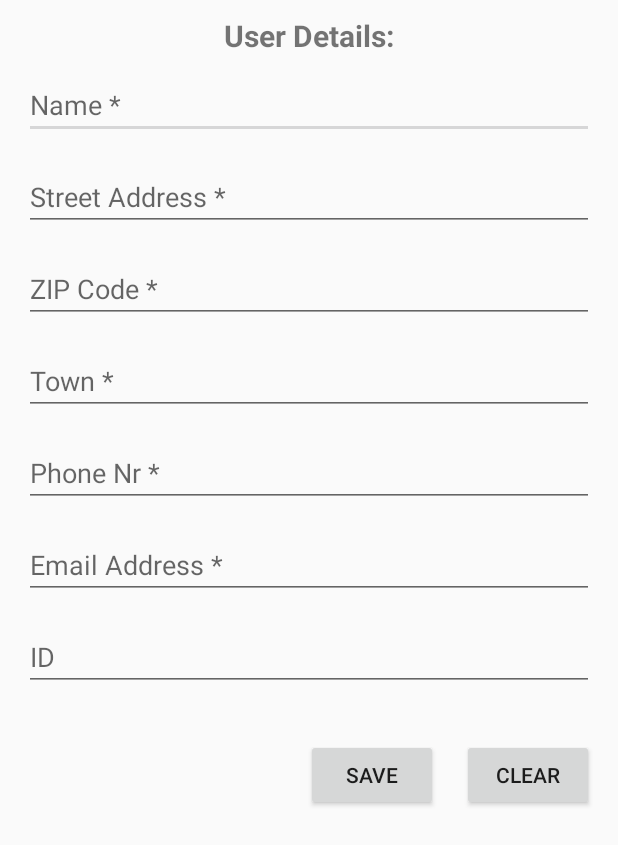
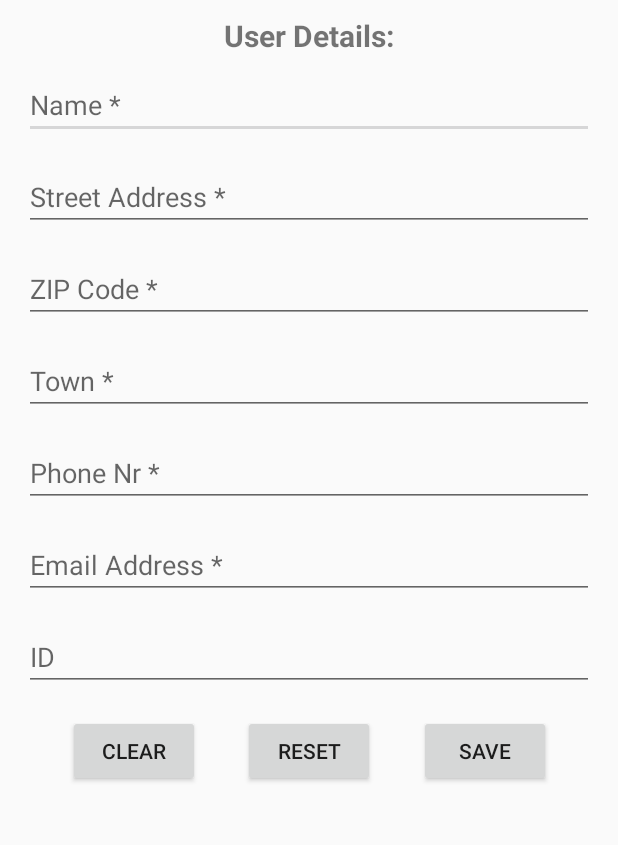
Before and after one commit to BradleyWeibel-DCU/SDAA42024, an Android app: the fragment Settings shown on its own in the app's theme, after a tap on "CLEAR", on a phone screen of 412 x 824 dp. Shown: the top 845 px of the screen. Run offline under Robolectric (Android 15) with nearby library versions, the phone set to English and light mode, and no system bars.

Commit message:
3rd Commit. Progress on Task 1. TODO: deeper validation of text inserted into fields. 'Reset' button finished. Field text length limited for validation. Reorganisation of code in Settings.java.

```diff
--- a/app/src/main/java/com/example/sdaassign4_2022/Settings.java
+++ b/app/src/main/java/com/example/sdaassign4_2022/Settings.java
@@ -17,10 +17,11 @@ import android.widget.Toast;
 public class Settings extends Fragment {
 
     // Create variables for UI elements
-    Button saveBtn, clearBtn;
+    Button clearBtn, resetBtn, saveBtn;
     EditText userNameField, userAddressField, userZIPField, userTownField, userPhoneNumberField, userEmailAddressField, userIdField;
+    // Other variables
+    SharedPreferences userDetails;
 
-    SharedPreferences userDetails;
     public Settings() {} // Required empty public constructor
 
     @Override
@@ -39,18 +40,52 @@ public class Settings extends Fragment {
         userEmailAddressField = root.findViewById(R.id.userEmailAddressField);
         userIdField = root.findViewById(R.id.userIdField);
         // Buttons
+        clearBtn = root.findViewById(R.id.clearDetailsBtn);
+        resetBtn = root.findViewById(R.id.resetDetailsBtn);
         saveBtn = root.findViewById(R.id.saveDetailsBtn);
-        clearBtn = root.findViewById(R.id.clearDetailsBtn);
 
-        // Insert previously saved details into fields
+        // Get shared preferences
         userDetails = this.getActivity().getSharedPreferences("UserDetailsPreferences", Context.MODE_PRIVATE);
-        userNameField.setText(userDetails.getString("name", ""));
-        userAddressField.setText(userDetails.getString("address", ""));
-        userZIPField.setText(userDetails.getString("zip", ""));
-        userTownField.setText(userDetails.getString("town", ""));
-        userPhoneNumberField.setText(userDetails.getString("phone", ""));
-        userEmailAddressField.setText(userDetails.getString("email", ""));
-        userIdField.setText(userDetails.getString("id", ""));
+        // Populate fields from saved data
+        populateUserDetailsFieldsWithSavedData();
+
+        // Clear details onclick, remove text from UI fields, but not data in memory
+        clearBtn.setOnClickListener(new View.OnClickListener() {
+            @Override
+            public void onClick(View v) {
+                // Clear data
+                userNameField.setText("");
+                userAddressField.setText("");
+                userZIPField.setText("");
+                userTownField.setText("");
+                userPhoneNumberField.setText("");
+                userEmailAddressField.setText("");
+                userIdField.setText("");
+                // Set focus to first field for fresh data entry
+                userNameField.requestFocus();
+            }
+        });
+
+        // Reset details onclick, fetch details from SharedPreferences if exist
+        resetBtn.setOnClickListener(new View.OnClickListener() {
+            @Override
+            public void onClick(View v) {
+                // Check if account details already exist
+                String currentSavedUserId = userDetails.getString("id", "");
+                // If no details exist, show error message
+                if (currentSavedUserId.equals(""))
+                    Toast.makeText(getContext(), getString(R.string.missing_account_error), Toast.LENGTH_SHORT).show();
+                else
+                {
+                    // Populate fields from saved data
+                    populateUserDetailsFieldsWithSavedData();
+                    // Show success message
+                    Toast.makeText(getContext(), getString(R.string.details_reset), Toast.LENGTH_SHORT).show();
+                }
+                // Set focus to first field for fresh data entry
+                userNameField.requestFocus();
+            }
+        });
 
         // Save details onclick, check all fields are populated, save data if true
         saveBtn.setOnClickListener(new View.OnClickListener() {
@@ -87,24 +122,19 @@ public class Settings extends Fragment {
             }
         });
 
-        // Clear details onclick, remove text from UI fields, but not data in memory
-        clearBtn.setOnClickListener(new View.OnClickListener() {
-            @Override
-            public void onClick(View v) {
-                // Clear data
-                userNameField.setText("");
-                userAddressField.setText("");
-                userZIPField.setText("");
-                userTownField.setText("");
-                userPhoneNumberField.setText("");
-                userEmailAddressField.setText("");
-                userIdField.setText("");
-                // Set focus to first field for fresh data entry
-                userNameField.requestFocus();
-            }
-        });
+        return root;
+    }
 
-        return root;
+    // Populate fields from saved data
+    private void populateUserDetailsFieldsWithSavedData()
+    {
+        userNameField.setText(userDetails.getString("name", ""));
+        userAddressField.setText(userDetails.getString("address", ""));
+        userZIPField.setText(userDetails.getString("zip", ""));
+        userTownField.setText(userDetails.getString("town", ""));
+        userPhoneNumberField.setText(userDetails.getString("phone", ""));
+        userEmailAddressField.setText(userDetails.getString("email", ""));
+        userIdField.setText(userDetails.getString("id", ""));
     }
 
     // Check if all detail fields are properly populated (user is prompted if not via Toast messages)
--- a/app/src/main/res/layout/fragment_settings.xml
+++ b/app/src/main/res/layout/fragment_settings.xml
@@ -34,6 +34,7 @@
             android:layout_marginEnd="16dp"
             android:ems="10"
             android:hint="@string/name_field_text"
+            android:maxLength="30"
             app:layout_constraintEnd_toEndOf="parent"
             app:layout_constraintStart_toStartOf="parent"
             app:layout_constraintTop_toBottomOf="@id/userHeading" />
@@ -47,6 +48,7 @@
             android:layout_marginEnd="16dp"
             android:ems="10"
             android:hint="@string/address_field_text"
+            android:maxLength="30"
             app:layout_constraintEnd_toEndOf="parent"
             app:layout_constraintHorizontal_bias="0.0"
             app:layout_constraintStart_toStartOf="parent"
@@ -62,6 +64,7 @@
             android:ems="10"
             android:hint="@string/zip_field_text"
             android:inputType="number"
+            android:maxLength="5"
             app:layout_constraintEnd_toEndOf="parent"
             app:layout_constraintHorizontal_bias="0.0"
             app:layout_constraintStart_toStartOf="parent"
@@ -76,6 +79,7 @@
             android:layout_marginEnd="16dp"
             android:ems="10"
             android:hint="@string/town_field_text"
+            android:maxLength="30"
             app:layout_constraintEnd_toEndOf="parent"
             app:layout_constraintHorizontal_bias="0.0"
             app:layout_constraintStart_toStartOf="parent"
@@ -91,6 +95,7 @@
             android:ems="10"
             android:hint="@string/phone_field_text"
             android:inputType="number"
+            android:maxLength="13"
             app:layout_constraintEnd_toEndOf="parent"
             app:layout_constraintHorizontal_bias="0.0"
             app:layout_constraintStart_toStartOf="parent"
@@ -105,6 +110,7 @@
             android:layout_marginEnd="16dp"
             android:ems="10"
             android:hint="@string/email_field_text"
+            android:maxLength="35"
             app:layout_constraintEnd_toEndOf="parent"
             app:layout_constraintHorizontal_bias="0.0"
             app:layout_constraintStart_toStartOf="parent"
@@ -126,23 +132,35 @@
             app:layout_constraintTop_toBottomOf="@+id/userEmailAddressField" />
 
         <Button
+            android:id="@+id/clearDetailsBtn"
+            android:layout_width="wrap_content"
+            android:layout_height="wrap_content"
+            android:layout_marginTop="16dp"
+            android:layout_marginLeft="16dp"
+            android:text="@string/clear_btn_text"
+            app:layout_constraintEnd_toStartOf="@+id/resetDetailsBtn"
+            app:layout_constraintStart_toStartOf="parent"
+            app:layout_constraintTop_toBottomOf="@+id/userIdField" />
+
+        <Button
+            android:id="@+id/resetDetailsBtn"
+            android:layout_width="wrap_content"
+            android:layout_height="wrap_content"
+            android:layout_marginTop="16dp"
+            android:text="@string/reset_btn_text"
+            app:layout_constraintEnd_toEndOf="parent"
+            app:layout_constraintStart_toStartOf="parent"
+            app:layout_constraintTop_toBottomOf="@+id/userIdField" />
+
+        <Button
             android:id="@+id/saveDetailsBtn"
             android:layout_width="wrap_content"
             android:layout_height="wrap_content"
-            android:layout_marginTop="32dp"
-            android:layout_marginEnd="16dp"
+            android:layout_marginTop="16dp"
+            android:layout_marginRight="16dp"
             android:text="@string/save_btn_text"
-            app:layout_constraintEnd_toStartOf="@+id/clearDetailsBtn"
-            app:layout_constraintTop_toBottomOf="@+id/userIdField" />
-
-        <Button
-            android:id="@+id/clearDetailsBtn"
-            android:layout_width="wrap_content"
-            android:layout_height="wrap_content"
-            android:layout_marginTop="32dp"
-            android:layout_marginEnd="16dp"
-            android:text="@string/clear_btn_text"
             app:layout_constraintEnd_toEndOf="parent"
+            app:layout_constraintStart_toEndOf="@+id/resetDetailsBtn"
             app:layout_constraintTop_toBottomOf="@+id/userIdField" />
 
     </androidx.constraintlayout.widget.ConstraintLayout>
--- a/app/src/main/res/values/strings.xml
+++ b/app/src/main/res/values/strings.xml
@@ -22,6 +22,7 @@
     <string name="id_field_text">ID</string>
     <string name="save_btn_text">Save</string>
     <string name="clear_btn_text">Clear</string>
+    <string name="reset_btn_text">Reset</string>
 
     <!-- Toast error messages -->
     <string name="name_missing_error">Please enter your full name</string>
@@ -30,7 +31,9 @@
     <string name="town_missing_error">Please enter your town</string>
     <string name="phone_number_missing_error">Please enter your phone number</string>
     <string name="email_missing_error">Please enter your email address</string>
+    <string name="missing_account_error">No account details found</string>
 
     <!-- Toast success messages -->
     <string name="details_saved">Account successfully created/updated</string>
+    <string name="details_reset">Account details reset</string>
 </resources>
```
